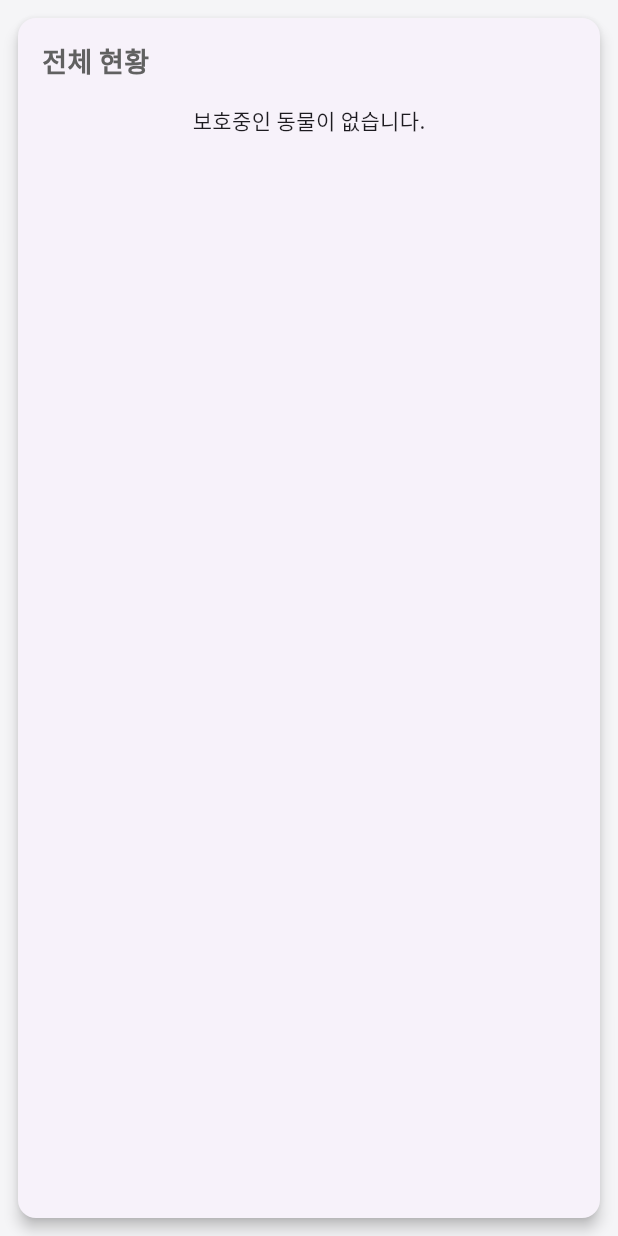
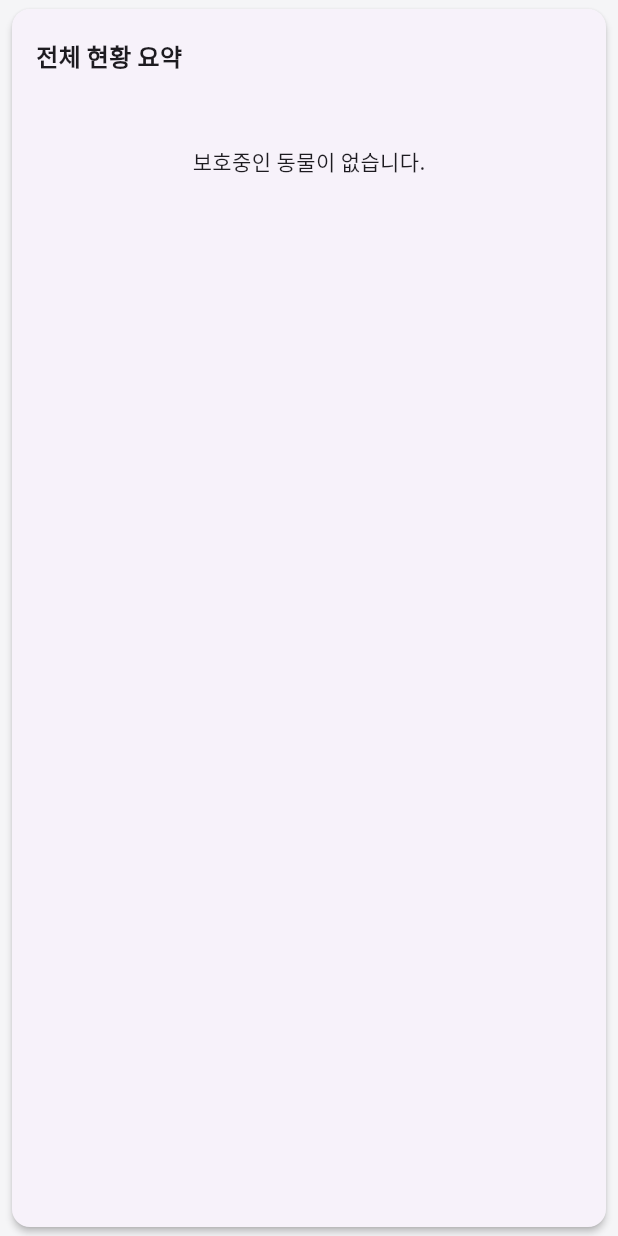
Before and after one commit to jechang-yeon/carelink_app, a Flutter app: the DashboardSummaryCard widget shown alone on an empty page, opened directly, on a phone screen of 412 x 824 dp. Run offline on Flutter 3.47's test engine with Material 3 defaults, Android fonts, the phone set to English and light mode, and no system bars; our stand-ins replace cloud_firestore, firebase_auth, firebase_core, firebase_storage, google_fonts, image_picker and 2 more; missing offline and left inert: webview_flutter_android, webview_flutter_wkwebview; accounts and stored records are empty.

Commit message:
20251020_05_UI_1

```diff
--- a/lib/widgets/dashboard_summary_card.dart
+++ b/lib/widgets/dashboard_summary_card.dart
@@ -7,67 +7,60 @@ class DashboardSummaryCard extends StatelessWidget {
   @override
   Widget build(BuildContext context) {
     return Card(
-      margin: const EdgeInsets.all(12.0),
-      elevation: 4,
-      shape: RoundedRectangleBorder(borderRadius: BorderRadius.circular(12)),
       child: Padding(
-        padding: const EdgeInsets.all(16.0),
+        padding: const EdgeInsets.symmetric(vertical: 20.0, horizontal: 16.0),
         child: Column(
           crossAxisAlignment: CrossAxisAlignment.start,
           children: [
-            Text(
-              '전체 현황',
+            const Text(
+              '전체 현황 요약',
               style: TextStyle(
-                fontSize: 18,
+                fontSize: 16,
                 fontWeight: FontWeight.bold,
-                color: Colors.grey[700],
               ),
             ),
-            const SizedBox(height: 16),
-            // collectionGroup을 사용하여 모든 보호소의 'animals' 하위 컬렉션을 한번에 가져옵니다.
+            const SizedBox(height: 24),
             StreamBuilder<QuerySnapshot>(
-              stream: FirebaseFirestore.instance.collectionGroup('animals').snapshots(),
+              stream:
+              FirebaseFirestore.instance.collectionGroup('animals').snapshots(),
               builder: (context, snapshot) {
                 if (snapshot.connectionState == ConnectionState.waiting) {
                   return const Center(child: CircularProgressIndicator());
                 }
                 if (!snapshot.hasData || snapshot.data!.docs.isEmpty) {
-                  return const Center(child: Text('보호중인 동물이 없습니다.'));
+                  return const Center(
+                      child: Padding(
+                        padding: EdgeInsets.symmetric(vertical: 24.0),
+                        child: Text('보호중인 동물이 없습니다.'),
+                      ));
                 }
 
-                // 데이터 분석
                 final animals = snapshot.data!.docs;
                 final totalAnimals = animals.length;
-                final dogs = animals.where((doc) => doc['species'] == '개').length;
-                final cats = animals.where((doc) => doc['species'] == '고양이').length;
+                final dogs =
+                    animals.where((doc) => doc['species'] == '개').length;
+                final cats =
+                    animals.where((doc) => doc['species'] == '고양이').length;
                 final others = totalAnimals - dogs - cats;
 
                 return Row(
                   mainAxisAlignment: MainAxisAlignment.spaceAround,
                   children: [
                     _buildStatItem(
-                      icon: Icons.pets,
-                      label: '전체 동물',
+                      icon: Icons.inventory_2_outlined,
                       count: totalAnimals,
-                      color: const Color(0xFFFF7A00),
                     ),
                     _buildStatItem(
-                      icon: Icons.cruelty_free, // 강아지 아이콘 대용
-                      label: '개',
+                      icon: Icons.pets_outlined,
                       count: dogs,
-                      color: Colors.blueGrey,
                     ),
                     _buildStatItem(
-                      icon: Icons.catching_pokemon, // 고양이 아이콘 대용
-                      label: '고양이',
+                      icon: Icons.sentiment_very_satisfied_outlined,
                       count: cats,
-                      color: Colors.teal,
                     ),
                     _buildStatItem(
-                      icon: Icons.more_horiz,
-                      label: '기타',
+                      icon: Icons.favorite_border,
                       count: others,
-                      color: Colors.grey,
                     ),
                   ],
                 );
@@ -79,29 +72,19 @@ class DashboardSummaryCard extends StatelessWidget {
     );
   }
 
-  // 통계 항목 UI를 만드는 헬퍼 위젯
   Widget _buildStatItem({
     required IconData icon,
-    required String label,
     required int count,
-    required Color color,
   }) {
     return Column(
       children: [
-        Icon(icon, color: color, size: 32),
+        Icon(icon, color: const Color(0xFF4A4A4A), size: 28),
         const SizedBox(height: 8),
         Text(
           '$count',
           style: const TextStyle(
-            fontSize: 22,
+            fontSize: 20,
             fontWeight: FontWeight.bold,
-          ),
-        ),
-        Text(
-          label,
-          style: const TextStyle(
-            fontSize: 12,
-            color: Colors.grey,
           ),
         ),
       ],
```
